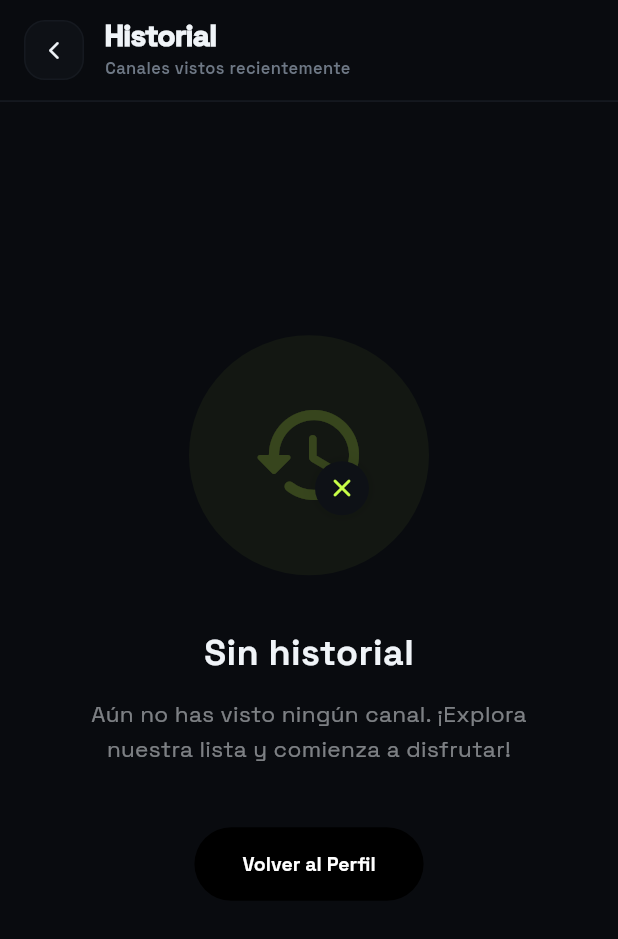
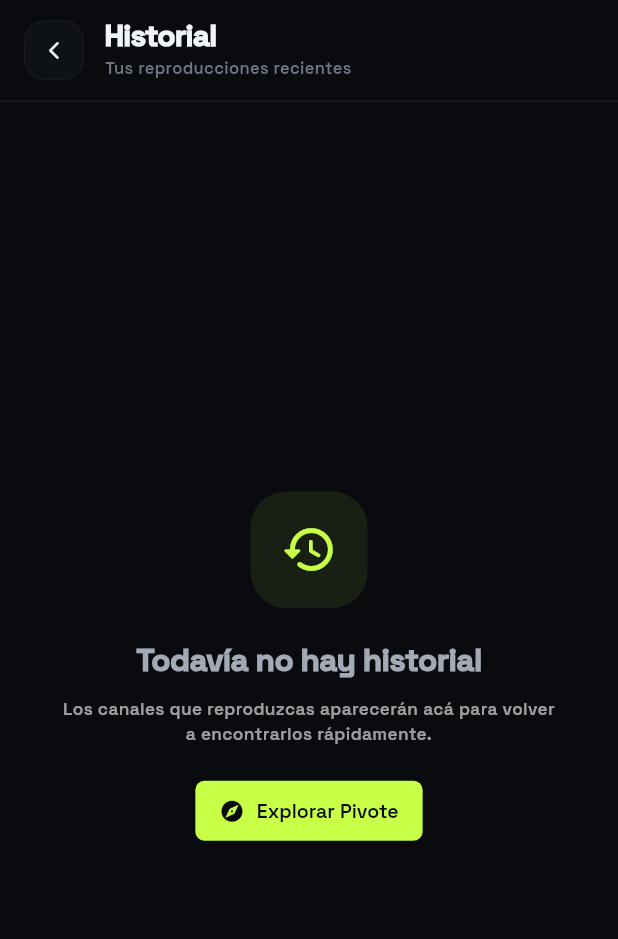
Before and after one commit to benjaa-a11/pivote_studio-apppp, a Flutter app: the HistoryScreen screen opened directly, on a phone screen of 412 x 824 dp. Shown: the top 939 px of the screen. Run offline on Flutter 3.47's test engine with Material 3 defaults, Android fonts, the phone set to English and light mode, and no system bars; our stand-ins replace audio_service, cached_network_image, cloud_firestore, connectivity_plus, firebase_core, firebase_messaging and 14 more; missing offline and left inert: media_kit, media_kit_video, webview_flutter_android; accounts and stored records are empty; network calls fail.

Commit message:
refactor(profile): modernize viewing history

```diff
--- a/lib/features/profile/presentation/screens/history_screen.dart
+++ b/lib/features/profile/presentation/screens/history_screen.dart
@@ -1,337 +1,105 @@
 import 'package:flutter/material.dart';
 import 'package:google_fonts/google_fonts.dart';
 import 'package:provider/provider.dart';
-import 'package:pivote/features/video/presentation/providers/channel_provider.dart';
+import 'package:pivote/core/animations/app_animations.dart';
 import 'package:pivote/features/favorites/data/services/viewing_history_service.dart';
 import 'package:pivote/features/video/data/models/channel.dart';
-import 'package:pivote/core/animations/app_animations.dart';
+import 'package:pivote/features/video/presentation/providers/channel_provider.dart';
+import 'package:pivote/features/video/presentation/screens/player_screen.dart';
 import 'package:pivote/shared/widgets/app_notifications.dart';
-import 'package:pivote/features/video/presentation/screens/player_screen.dart';
 import 'package:pivote/shared/widgets/common/app_dialogs.dart';
+import 'package:pivote/shared/widgets/common/pivote_app_bar.dart';
 import 'package:pivote/shared/widgets/common/pivote_loader.dart';
-import 'package:pivote/shared/widgets/common/pivote_app_bar.dart';
 
 class HistoryScreen extends StatefulWidget {
   const HistoryScreen({super.key});
-
   @override
   State<HistoryScreen> createState() => _HistoryScreenState();
 }
 
 class _HistoryScreenState extends State<HistoryScreen> {
-  List<Channel> _historyChannels = [];
-  bool _isLoading = true;
+  List<Channel> _items = [];
+  bool _loading = true;
 
   @override
-  void initState() {
-    super.initState();
-    _loadHistory();
+  void initState() { super.initState(); _load(); }
+
+  Future<void> _load() async {
+    setState(() => _loading = true);
+    final ids = await ViewingHistoryService.getTopChannels();
+    if (!mounted) return;
+    final provider = context.read<ChannelProvider>();
+    final resolved = ids.map((id) => provider.channels.where((c) => c.id == id).cast<Channel?>().firstOrNull).whereType<Channel>().toList();
+    setState(() { _items = resolved; _loading = false; });
   }
 
-  Future<void> _loadHistory() async {
-    setState(() => _isLoading = true);
-    final historyIds = await ViewingHistoryService.getTopChannels();
+  Future<void> _clear() async {
+    final ok = await AppDialogs.showConfirm(context: context, title: '¿Limpiar historial?', message: 'Se eliminarán los canales vistos recientemente de este dispositivo.', confirmLabel: 'Limpiar', cancelLabel: 'Cancelar', isDestructive: true, type: AppDialogType.error);
+    if (ok != true) return;
+    await ViewingHistoryService.clearHistory();
     if (!mounted) return;
-    final channelProvider =
-        Provider.of<ChannelProvider>(context, listen: false);
-
-    final channels = historyIds
-        .map((id) => channelProvider.channels.firstWhere((c) => c.id == id,
-            orElse: () => Channel(
-                id: '',
-                name: 'Canal Eliminado',
-                category: '',
-                logoUrl: [],
-                streamUrl: [],
-                description: '')))
-        .where((c) => c.id.isNotEmpty)
-        .toList();
-
-    if (mounted) {
-      setState(() {
-        _historyChannels = channels;
-        _isLoading = false;
-      });
-    }
-  }
-
-  void _showClearHistoryDialog(BuildContext context) async {
-    final confirmed = await AppDialogs.showConfirm(
-      context: context,
-      title: '¿Borrar historial?',
-      message: 'Se eliminarán los canales que viste recientemente.',
-      confirmLabel: 'Borrar todo',
-      cancelLabel: 'No, esperar',
-      isDestructive: true,
-      type: AppDialogType.error,
-    );
-
-    if (confirmed == true) {
-      await ViewingHistoryService.clearHistory();
-      _loadHistory();
-      if (context.mounted) {
-        AppNotifications.showInfo(context, 'Historial limpiado correctamente');
-      }
-    }
+    await _load();
+    AppNotifications.showInfo(context, 'Historial limpiado');
   }
 
   @override
   Widget build(BuildContext context) {
     final theme = Theme.of(context);
-
     return Scaffold(
       backgroundColor: theme.scaffoldBackgroundColor,
-      extendBodyBehindAppBar: true,
       appBar: PivoteAppBar(
         title: 'Historial',
-        subtitle: 'Canales vistos recientemente',
+        subtitle: _items.isEmpty ? 'Tus reproducciones recientes' : '${_items.length} canales vistos',
         actions: [
-          if (_historyChannels.isNotEmpty)
-            Padding(
-              padding: const EdgeInsets.only(right: 8.0),
-              child: Material(
-                color: Colors.transparent,
-                child: InkWell(
-                  onTap: () => _showClearHistoryDialog(context),
-                  borderRadius: BorderRadius.circular(12),
-                  child: Container(
-                    width: 40,
-                    height: 40,
-                    decoration: BoxDecoration(
-                      color: theme.colorScheme.error.withValues(alpha: 0.08),
-                      borderRadius: BorderRadius.circular(12),
-                      border: Border.all(
-                        color: theme.colorScheme.error.withValues(alpha: 0.15),
-                      ),
-                    ),
-                    child: Icon(
-                      Icons.delete_outline_rounded,
-                      size: 20,
-                      color: theme.colorScheme.error,
-                    ),
-                  ),
-                ),
-              ),
-            ),
+          if (_items.isNotEmpty)
+            IconButton(tooltip: 'Limpiar historial', onPressed: _clear, icon: Icon(Icons.delete_sweep_rounded, color: theme.colorScheme.error)),
         ],
       ),
-      body: _isLoading
+      body: _loading
           ? const Center(child: PivoteLoader(size: 40))
-          : _historyChannels.isEmpty
-              ? _buildEmptyState()
-              : ListView.builder(
-                  padding: EdgeInsets.only(
-                    top: MediaQuery.of(context).padding.top + 80,
-                    left: 24,
-                    right: 24,
-                    bottom: 40,
+          : _items.isEmpty
+              ? _empty(context)
+              : RefreshIndicator.adaptive(
+                  onRefresh: _load,
+                  child: ListView.separated(
+                    physics: const AlwaysScrollableScrollPhysics(),
+                    padding: const EdgeInsets.fromLTRB(18, 12, 18, 32),
+                    itemCount: _items.length,
+                    separatorBuilder: (_, __) => const SizedBox(height: 9),
+                    itemBuilder: (_, index) => AppAnimations.staggeredSlideIn(index: index, child: _card(context, _items[index])),
                   ),
-                  itemCount: _historyChannels.length,
-                  itemBuilder: (context, index) {
-                    final channel = _historyChannels[index];
-                    return AppAnimations.staggeredSlideIn(
-                      index: index,
-                      child: _buildHistoryCard(channel),
-                    );
-                  },
                 ),
     );
   }
 
-  Widget _buildHistoryCard(Channel channel) {
+  Widget _card(BuildContext context, Channel channel) {
     final theme = Theme.of(context);
-    final isDark = theme.brightness == Brightness.dark;
-    final logoUrl = channel.getLogoUrl(isDark);
-
-    return Container(
-      margin: const EdgeInsets.only(bottom: 16),
-      decoration: BoxDecoration(
-        color: theme.colorScheme.surface,
-        borderRadius: BorderRadius.circular(24),
-        boxShadow: [
-          BoxShadow(
-            color: Colors.black.withValues(alpha: 0.03),
-            blurRadius: 10,
-            offset: const Offset(0, 4),
-          ),
-        ],
-        border: Border.all(color: theme.dividerColor.withValues(alpha: 0.05)),
-      ),
-      child: Material(
-        color: Colors.transparent,
-        child: InkWell(
-          onTap: () {
-            Navigator.push(
-              context,
-              AppAnimations.createFadeRoute(PlayerScreen(channel: channel)),
-            );
-          },
-          borderRadius: BorderRadius.circular(24),
-          child: Padding(
-            padding: const EdgeInsets.all(12),
-            child: Row(
-              children: [
-                Hero(
-                  tag: 'history_logo_${channel.id}',
-                  child: Container(
-                    width: 70,
-                    height: 70,
-                    decoration: BoxDecoration(
-                      color: theme.colorScheme.primaryContainer
-                          .withValues(alpha: 0.3),
-                      borderRadius: BorderRadius.circular(18),
-                      gradient: LinearGradient(
-                        colors: [
-                          theme.colorScheme.primary.withValues(alpha: 0.1),
-                          theme.colorScheme.primary.withValues(alpha: 0.05),
-                        ],
-                        begin: Alignment.topLeft,
-                        end: Alignment.bottomRight,
-                      ),
-                    ),
-                    padding: const EdgeInsets.all(10),
-                    child: logoUrl.isNotEmpty
-                        ? Image.network(
-                            logoUrl,
-                            fit: BoxFit.contain,
-                            errorBuilder: (context, error, stackTrace) => Icon(
-                                Icons.tv,
-                                color: theme.colorScheme.primary),
-                          )
-                        : Icon(Icons.tv, color: theme.colorScheme.primary),
-                  ),
-                ),
-                const SizedBox(width: 16),
-                Expanded(
-                  child: Column(
-                    crossAxisAlignment: CrossAxisAlignment.start,
-                    children: [
-                      Text(
-                        channel.name,
-                        style: GoogleFonts.spaceGrotesk(
-                          fontWeight: FontWeight.bold,
-                          fontSize: 17,
-                          color: theme.colorScheme.onSurface,
-                        ),
-                        maxLines: 1,
-                        overflow: TextOverflow.ellipsis,
-                      ),
-                      const SizedBox(height: 4),
-                      Text(
-                        channel.category.toUpperCase(),
-                        style: GoogleFonts.spaceGrotesk(
-                          fontSize: 11,
-                          fontWeight: FontWeight.w600,
-                          color:
-                              theme.colorScheme.primary.withValues(alpha: 0.8),
-                          letterSpacing: 1.0,
-                        ),
-                      ),
-                    ],
-                  ),
-                ),
-                Container(
-                  width: 32,
-                  height: 32,
-                  decoration: BoxDecoration(
-                    color: theme.colorScheme.onSurface.withValues(alpha: 0.05),
-                    shape: BoxShape.circle,
-                  ),
-                  child: Icon(
-                    Icons.play_arrow_rounded,
-                    size: 20,
-                    color: theme.colorScheme.onSurface.withValues(alpha: 0.7),
-                  ),
-                ),
-              ],
-            ),
-          ),
+    final dark = theme.brightness == Brightness.dark;
+    final logo = channel.getLogoUrl(dark);
+    return Material(
+      color: theme.colorScheme.surface,
+      borderRadius: BorderRadius.circular(19),
+      child: InkWell(
+        onTap: () => Navigator.push(context, AppAnimations.createFadeRoute(PlayerScreen(channel: channel))),
+        borderRadius: BorderRadius.circular(19),
+        child: Container(
+          padding: const EdgeInsets.all(11),
+          decoration: BoxDecoration(borderRadius: BorderRadius.circular(19), border: Border.all(color: theme.dividerColor.withValues(alpha: .07))),
+          child: Row(children: [
+            Container(width: 62, height: 62, padding: const EdgeInsets.all(10), decoration: BoxDecoration(color: theme.colorScheme.primary.withValues(alpha: .07), borderRadius: BorderRadius.circular(16)), child: logo.isNotEmpty ? Image.network(logo, fit: BoxFit.contain, errorBuilder: (_, __, ___) => Icon(Icons.tv_rounded, color: theme.colorScheme.primary)) : Icon(Icons.tv_rounded, color: theme.colorScheme.primary)),
+            const SizedBox(width: 12),
+            Expanded(child: Column(crossAxisAlignment: CrossAxisAlignment.start, children: [Text(channel.name, maxLines: 1, overflow: TextOverflow.ellipsis, style: GoogleFonts.spaceGrotesk(fontSize: 14.5, fontWeight: FontWeight.w900)), const SizedBox(height: 4), Container(padding: const EdgeInsets.symmetric(horizontal: 7, vertical: 4), decoration: BoxDecoration(color: theme.colorScheme.primary.withValues(alpha: .08), borderRadius: BorderRadius.circular(7)), child: Text(channel.category.toUpperCase(), maxLines: 1, overflow: TextOverflow.ellipsis, style: GoogleFonts.spaceGrotesk(fontSize: 8.5, fontWeight: FontWeight.w900, color: theme.colorScheme.primary, letterSpacing: .8)))])),
+            const SizedBox(width: 8),
+            Container(width: 34, height: 34, decoration: BoxDecoration(color: theme.colorScheme.onSurface.withValues(alpha: .05), shape: BoxShape.circle), child: Icon(Icons.play_arrow_rounded, size: 19, color: theme.colorScheme.onSurface.withValues(alpha: .75))),
+          ]),
         ),
       ),
     );
   }
 
-  Widget _buildEmptyState() {
+  Widget _empty(BuildContext context) {
     final theme = Theme.of(context);
-    return Center(
-      child: Column(
-        mainAxisAlignment: MainAxisAlignment.center,
-        children: [
-          AppAnimations.smoothFadeIn(
-            child: Container(
-              padding: const EdgeInsets.all(40),
-              decoration: BoxDecoration(
-                color: theme.colorScheme.primary.withValues(alpha: 0.05),
-                shape: BoxShape.circle,
-              ),
-              child: Stack(
-                alignment: Alignment.center,
-                children: [
-                  Icon(Icons.history_rounded,
-                      size: 80,
-                      color: theme.colorScheme.primary.withValues(alpha: 0.2)),
-                  Positioned(
-                    right: 0,
-                    bottom: 0,
-                    child: Container(
-                      padding: const EdgeInsets.all(8),
-                      decoration: BoxDecoration(
-                        color: theme.colorScheme.surface,
-                        shape: BoxShape.circle,
-                        boxShadow: [
-                          BoxShadow(
-                            color: Colors.black.withValues(alpha: 0.1),
-                            blurRadius: 10,
-                          )
-                        ],
-                      ),
-                      child: Icon(Icons.close_rounded,
-                          size: 20, color: theme.colorScheme.primary),
-                    ),
-                  )
-                ],
-              ),
-            ),
-          ),
-          const SizedBox(height: 32),
-          Text(
-            'Sin historial',
-            style: GoogleFonts.spaceGrotesk(
-              fontSize: 24,
-              fontWeight: FontWeight.bold,
-              color: theme.colorScheme.onSurface,
-            ),
-          ),
-          const SizedBox(height: 12),
-          Padding(
-            padding: const EdgeInsets.symmetric(horizontal: 48),
-            child: Text(
-              'Aún no has visto ningún canal. ¡Explora nuestra lista y comienza a disfrutar!',
-              textAlign: TextAlign.center,
-              style: GoogleFonts.spaceGrotesk(
-                fontSize: 15,
-                color: theme.colorScheme.onSurface.withValues(alpha: 0.5),
-                height: 1.5,
-              ),
-            ),
-          ),
-          const SizedBox(height: 40),
-          ElevatedButton(
-            onPressed: () => Navigator.pop(context),
-            style: ElevatedButton.styleFrom(
-              backgroundColor: Colors.black,
-              foregroundColor: Colors.white,
-              padding: const EdgeInsets.symmetric(horizontal: 32, vertical: 16),
-              shape: RoundedRectangleBorder(
-                borderRadius: BorderRadius.circular(100),
-              ),
-              elevation: 0,
-            ),
-            child: const Text('Volver al Perfil',
-                style: TextStyle(fontWeight: FontWeight.bold)),
-          ),
-        ],
-      ),
-    );
+    final accent = theme.colorScheme.primary;
+    return Center(child: Padding(padding: const EdgeInsets.symmetric(horizontal: 38), child: Column(mainAxisSize: MainAxisSize.min, children: [Container(width: 78, height: 78, decoration: BoxDecoration(color: accent.withValues(alpha: .08), borderRadius: BorderRadius.circular(24)), child: Icon(Icons.history_rounded, size: 38, color: accent)), const SizedBox(height: 18), Text('Todavía no hay historial', textAlign: TextAlign.center, style: GoogleFonts.spaceGrotesk(fontSize: 21, fontWeight: FontWeight.w900, letterSpacing: -.4)), const SizedBox(height: 7), Text('Los canales que reproduzcas aparecerán acá para volver a encontrarlos rápidamente.', textAlign: TextAlign.center, style: GoogleFonts.spaceGrotesk(fontSize: 11.5, fontWeight: FontWeight.w600, color: theme.hintColor, height: 1.45)), const SizedBox(height: 18), ElevatedButton.icon(onPressed: () => Navigator.pop(context), icon: const Icon(Icons.explore_rounded, size: 17), label: const Text('Explorar Pivote'))])));
   }
 }
```
